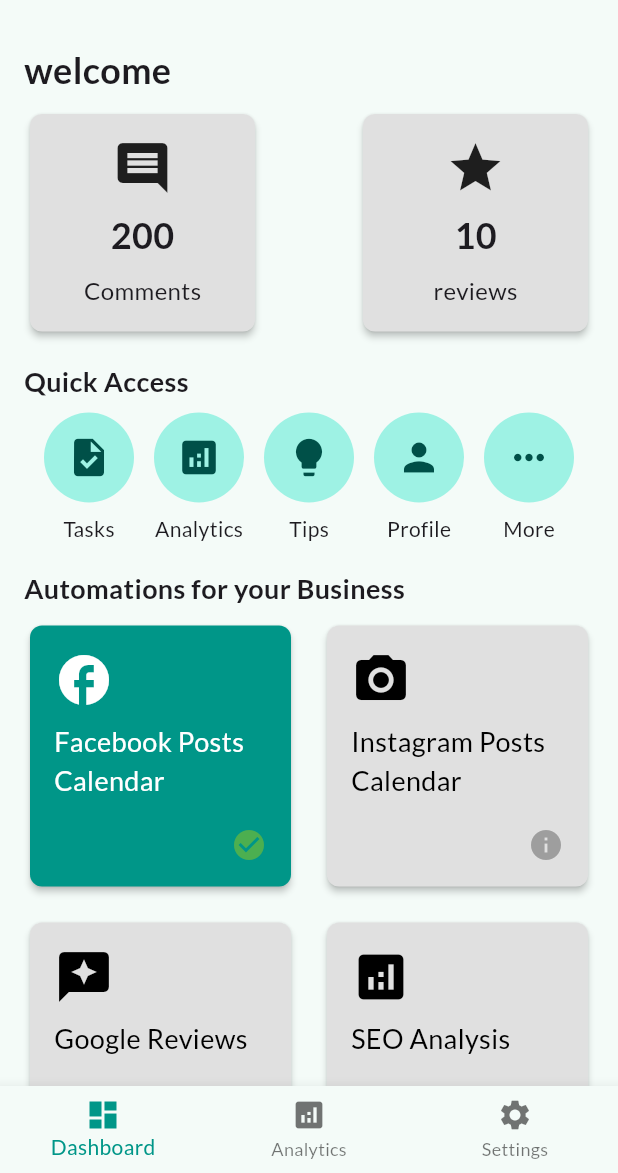
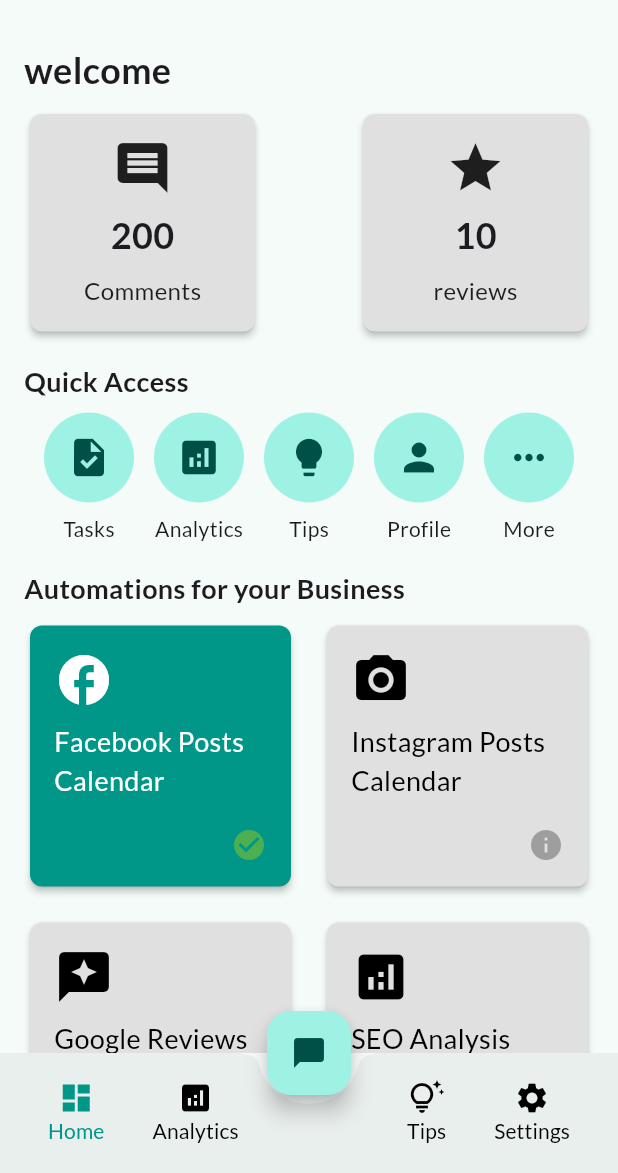
Before and after one commit to dreaduva/duvaai, a Flutter app: the screen it shows once a user with an empty profile is signed in, on a phone screen of 412 x 824 dp, the part 63-1236 px from its top. Run offline on Flutter 3.47's test engine with Material 3 defaults, Android fonts, the light colour scheme and no system bars; our stand-ins replace cloud_firestore, firebase_auth, firebase_core, get, google_fonts, google_sign_in and 1 more; accounts and stored records are empty; network calls fail.

Commit message:
add custom nav

```diff
--- a/lib/controllers/auth_controller.dart
+++ b/lib/controllers/auth_controller.dart
@@ -5,7 +5,7 @@ import 'package:firebase_auth/firebase_auth.dart' as firebase_auth;
 import 'package:cloud_firestore/cloud_firestore.dart';
 import 'package:google_sign_in/google_sign_in.dart';
 import 'package:sign_in_with_apple/sign_in_with_apple.dart';
-import '../data/models/user_model.dart' as AppUser;
+import '../data/models/user_model.dart' as appuser;
 import '../data/repositories/auth_repository.dart';
 import '../core/routes/app_routes.dart';
 
@@ -14,7 +14,7 @@ class AuthController extends GetxController {
   final AuthRepository _authRepository = AuthRepository();
   final emailController = TextEditingController();
   final passwordController = TextEditingController();
-  final Rx<AppUser.User?> currentUser = Rx<AppUser.User?>(null);
+  final Rx<appuser.User?> currentUser = Rx<appuser.User?>(null);
 
   firebase_auth.User? get user => _auth.currentUser;
 
@@ -109,7 +109,7 @@ class AuthController extends GetxController {
         'lastLogin': DateTime.now(),
       };
       await userDoc.set(userData, SetOptions(merge: true));
-      currentUser.value = AppUser.User(
+      currentUser.value = appuser.User(
         id: user.uid,
         name: user.displayName ?? '',
         email: user.email ?? '',
@@ -139,7 +139,7 @@ class AuthController extends GetxController {
     if (user == null) {
       Get.offAllNamed(AppRoutes.login);
     } else {
-      currentUser.value = AppUser.User(
+      currentUser.value = appuser.User(
         id: user.uid,
         name: user.displayName ?? '',
         email: user.email ?? '',
--- a/lib/controllers/dashboard_controller.dart
+++ b/lib/controllers/dashboard_controller.dart
@@ -6,6 +6,12 @@ class DashboardController extends GetxController {
   final AuthController _authController = Get.find();
   User? get user => _authController.user;
 
+  final RxInt selectedIndex = 0.obs;
+
+  void onItemTapped(int index) {
+    selectedIndex.value = index;
+  }
+
   void signOut() {
     _authController.signOut();
   }
--- a/lib/views/dashboard/dashboard_page.dart
+++ b/lib/views/dashboard/dashboard_page.dart
@@ -1,4 +1,5 @@
 import 'package:duvaai/common/utils/constants.dart';
+import 'package:duvaai/views/dashboard/widgets/custom_bottom_nav_bar.dart';
 import 'package:flutter/material.dart';
 import 'package:get/get.dart';
 import '../../controllers/dashboard_controller.dart';
@@ -11,13 +12,6 @@ class DashboardPage extends StatefulWidget {
 class _DashboardPageState extends State<DashboardPage> {
   final DashboardController _dashboardController =
       Get.put(DashboardController());
-  int _selectedIndex = 0;
-
-  void _onItemTapped(int index) {
-    setState(() {
-      _selectedIndex = index;
-    });
-  }
 
   @override
   Widget build(BuildContext context) {
@@ -44,25 +38,13 @@ class _DashboardPageState extends State<DashboardPage> {
           ],
         ),
       ),
-      bottomNavigationBar: BottomNavigationBar(
-        items: const <BottomNavigationBarItem>[
-          BottomNavigationBarItem(
-            icon: Icon(Icons.dashboard),
-            label: 'Dashboard',
-          ),
-          BottomNavigationBarItem(
-            icon: Icon(Icons.analytics),
-            label: 'Analytics',
-          ),
-          BottomNavigationBarItem(
-            icon: Icon(Icons.settings),
-            label: 'Settings',
-          ),
-        ],
-        currentIndex: _selectedIndex,
-        selectedItemColor: primaryColor,
-        onTap: _onItemTapped,
+      floatingActionButtonLocation: FloatingActionButtonLocation.centerDocked,
+      floatingActionButton: FloatingActionButton(
+        onPressed: () {},
+        tooltip: 'Standard',
+        child: const Icon(Icons.chat_bubble_outlined),
       ),
+      bottomNavigationBar: CustomBottomNavBar(),
     );
   }
 
--- /dev/null
+++ b/lib/views/dashboard/widgets/custom_bottom_nav_bar.dart
@@ -0,0 +1,64 @@
+import 'package:duvaai/common/utils/constants.dart';
+import 'package:duvaai/controllers/dashboard_controller.dart';
+import 'package:flutter/material.dart';
+import 'package:get/get.dart';
+
+class CustomBottomNavBar extends StatelessWidget {
+  final DashboardController _navController = Get.find<DashboardController>();
+
+  @override
+  Widget build(BuildContext context) {
+    return BottomAppBar(
+      shape: const CircularNotchedRectangle(),
+      notchMargin: 6.0,
+      child: SizedBox(
+        height: 40.0,
+        child: Row(
+          mainAxisAlignment: MainAxisAlignment.spaceBetween,
+          children: <Widget>[
+            Row(
+              children: [
+                _buildNavItem(Icons.dashboard, 'Home', 0),
+                _buildNavItem(Icons.analytics, 'Analytics', 1),
+              ],
+            ),
+            Row(
+              children: [
+                _buildNavItem(Icons.tips_and_updates_outlined, 'Tips', 2),
+                _buildNavItem(Icons.settings, 'Settings', 3),
+              ],
+            ),
+          ],
+        ),
+      ),
+    );
+  }
+
+  Widget _buildNavItem(IconData icon, String label, int index) {
+    return Obx(() {
+      return MaterialButton(
+        minWidth: 40,
+        onPressed: () => _navController.onItemTapped(index),
+        child: Column(
+          mainAxisAlignment: MainAxisAlignment.center,
+          children: [
+            Icon(
+              icon,
+              color: _navController.selectedIndex.value == index
+                  ? primaryColor
+                  : onSecondaryColor,
+            ),
+            Text(
+              label,
+              style: TextStyle(
+                color: _navController.selectedIndex.value == index
+                    ? primaryColor
+                    : onSecondaryColor,
+              ),
+            ),
+          ],
+        ),
+      );
+    });
+  }
+}
```
